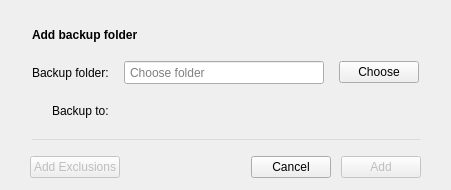
First picture: the form in src/MEGASync/syncs/gui/Backups/macx/AddBackupDialog.ui, repository meganz/MEGAsync, before the edit.
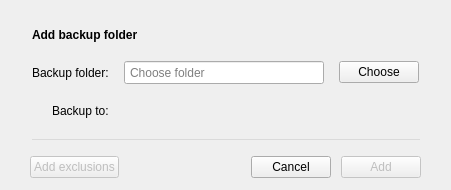
Second picture: the form after the edit.

Patch:
```diff
--- a/src/MEGASync/syncs/gui/Backups/macx/AddBackupDialog.ui
+++ b/src/MEGASync/syncs/gui/Backups/macx/AddBackupDialog.ui
@@ -222,7 +222,7 @@
            <bool>false</bool>
           </property>
           <property name="text">
-           <string>Add Exclusions</string>
+           <string>Add exclusions</string>
           </property>
           <property name="default">
            <bool>true</bool>
```
